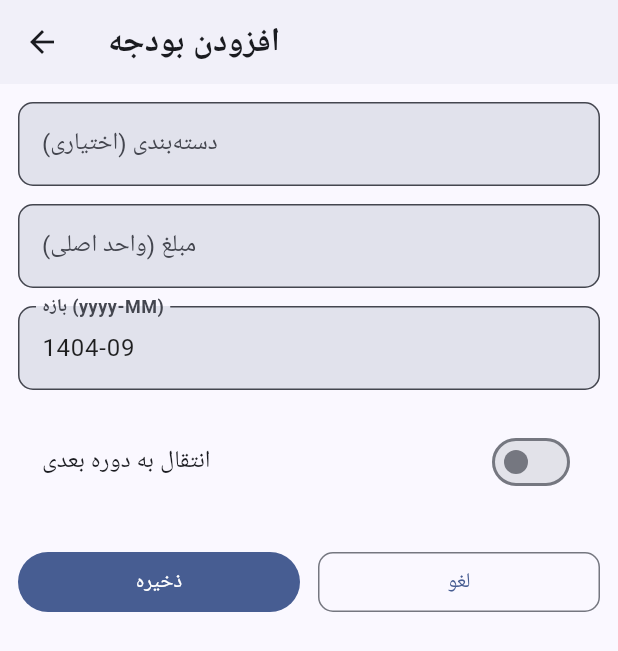
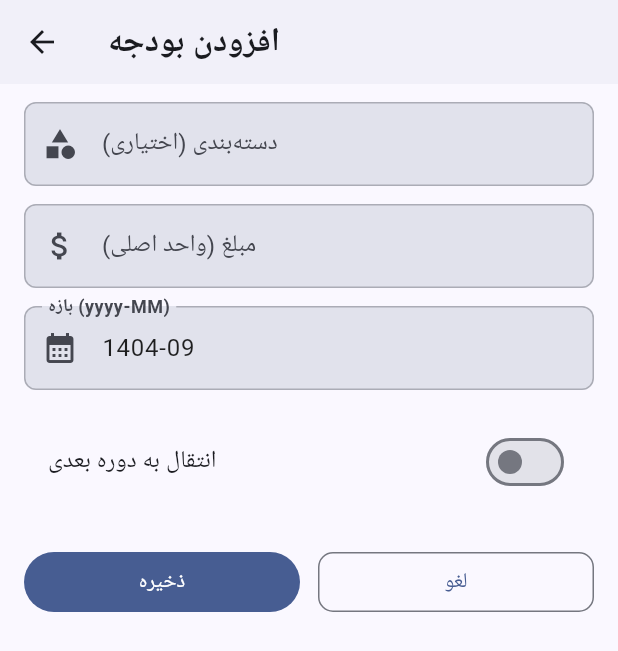
Before and after one commit to tahamoeini/debt_manager, a Flutter app: the AddBudgetScreen screen opened directly, on a phone screen of 412 x 824 dp. Shown: the top 651 px of the screen. Run offline on Flutter 3.47's test engine with Material 3 defaults, Android fonts, the phone set to English and light mode, and no system bars; our stand-ins replace flutter_local_notifications, flutter_svg, shamsi_date, shared_preferences, sqflite; accounts and stored records are empty.

Commit message:
Refactor forms and screens to use design system constants
Co-authored-by: tahamoeini <49568082+tahamoeini@users.noreply.github.com>

```diff
--- a/lib/features/budget/screens/add_budget_screen.dart
+++ b/lib/features/budget/screens/add_budget_screen.dart
@@ -3,6 +3,8 @@ import 'package:debt_manager/features/budget/budgets_repository.dart';
 import 'package:debt_manager/features/budget/models/budget.dart';
 import 'package:debt_manager/core/utils/jalali_utils.dart';
 import 'package:debt_manager/core/utils/ui_utils.dart';
+import 'package:debt_manager/core/widgets/form_inputs.dart';
+import 'package:debt_manager/core/theme/app_constants.dart';
 
 class AddBudgetScreen extends StatefulWidget {
   final Budget? budget;
@@ -85,31 +87,33 @@ class _AddBudgetScreenState extends State<AddBudgetScreen> {
     return Scaffold(
       appBar: AppBar(title: Text(isEditing ? 'ویرایش بودجه' : 'افزودن بودجه')),
       body: Padding(
-        padding: const EdgeInsets.all(12.0),
+        padding: AppConstants.pagePadding,
         child: Form(
           key: _formKey,
           child: ListView(
             children: [
-              TextFormField(
+              FormInput(
                 controller: _categoryCtrl,
-                decoration: const InputDecoration(labelText: 'دسته‌بندی (اختیاری)'),
-                textInputAction: TextInputAction.next,
+                label: 'دسته‌بندی (اختیاری)',
+                icon: Icons.category,
               ),
-              const SizedBox(height: 12),
-              TextFormField(
+              const SizedBox(height: AppConstants.spaceMedium),
+              FormInput(
                 controller: _amountCtrl,
-                decoration: const InputDecoration(labelText: 'مبلغ (واحد اصلی)'),
-                keyboardType: TextInputType.numberWithOptions(decimal: true),
+                label: 'مبلغ (واحد اصلی)',
+                icon: Icons.attach_money,
+                keyboardType: const TextInputType.numberWithOptions(decimal: true),
                 validator: (v) {
                   final d = double.tryParse(v?.replaceAll(',', '') ?? '');
                   if (d == null || d <= 0) return 'مبلغ نامعتبر است';
                   return null;
                 },
               ),
-              const SizedBox(height: 12),
-              TextFormField(
+              const SizedBox(height: AppConstants.spaceMedium),
+              FormInput(
                 controller: _periodCtrl,
-                decoration: const InputDecoration(labelText: 'بازه (yyyy-MM)'),
+                label: 'بازه (yyyy-MM)',
+                icon: Icons.calendar_month,
                 validator: (v) {
                   if (v == null || v.isEmpty) return 'بازه را وارد کنید';
                   final parts = v.split('-');
@@ -117,13 +121,13 @@ class _AddBudgetScreenState extends State<AddBudgetScreen> {
                   return null;
                 },
               ),
-              const SizedBox(height: 12),
+              const SizedBox(height: AppConstants.spaceMedium),
               SwitchListTile(
                 value: _rollover,
                 onChanged: (v) => setState(() => _rollover = v),
                 title: const Text('انتقال به دوره بعدی'),
               ),
-              const SizedBox(height: 20),
+              const SizedBox(height: AppConstants.spaceXLarge),
               Row(
                 children: [
                   Expanded(
@@ -132,7 +136,7 @@ class _AddBudgetScreenState extends State<AddBudgetScreen> {
                       child: const Text('ذخیره'),
                     ),
                   ),
-                  const SizedBox(width: 12),
+                  const SizedBox(width: AppConstants.spaceMedium),
                   Expanded(
                     child: OutlinedButton(
                       onPressed: () => Navigator.of(context).pop(),
```
Also changed, not shown: lib/features/loans/screens/home_screen.dart (+15 -7 lines), 1 other file.
